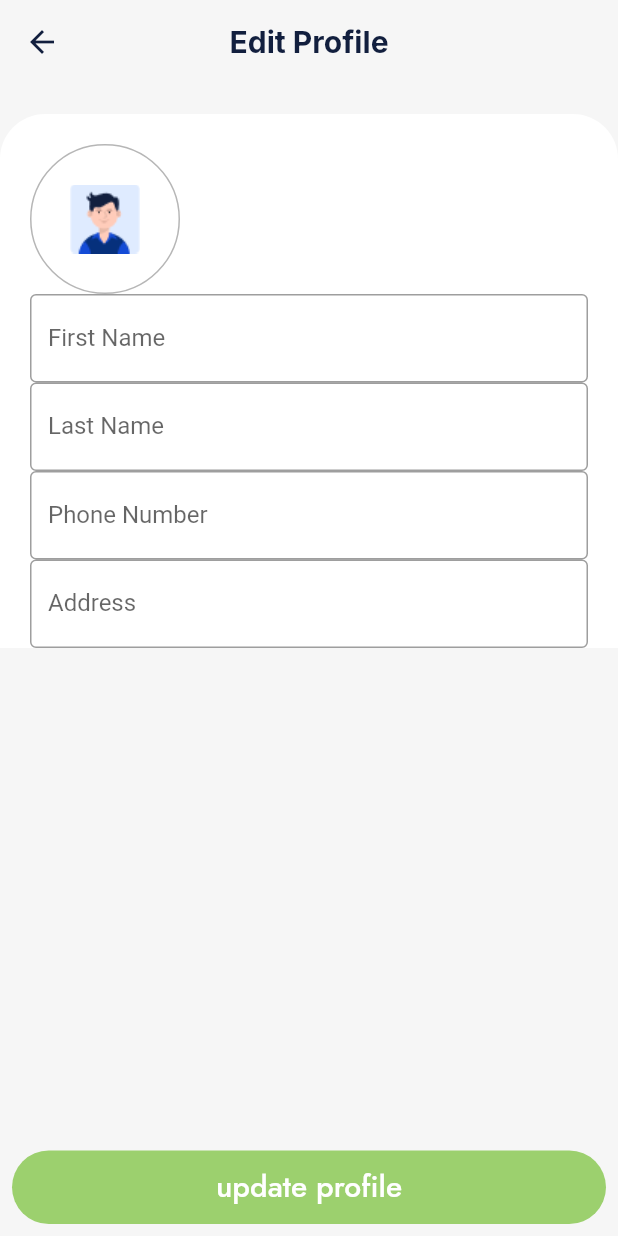
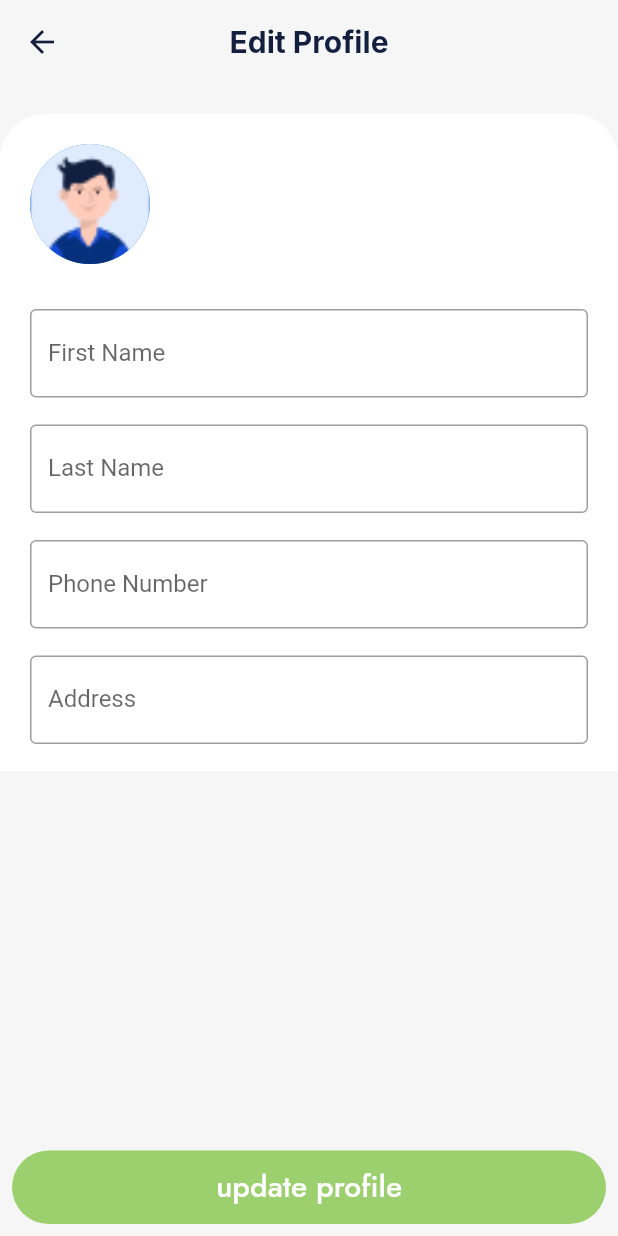
Before and after one commit to HaileyyHsieh/food-waste-project, a Flutter app: the FamilyEditProfile screen opened directly with empty values, on a phone screen of 412 x 824 dp. Run offline on Flutter 3.47's test engine with Material 2 defaults, Android fonts, the light colour scheme and no system bars; our stand-ins replace cloud_firestore, firebase_auth, firebase_core, firebase_storage, flutter_feather_icons, flutter_iconly and 6 more; accounts and stored records are empty; Roboto replaces fonts that are missing (Display); statements that could not run were skipped.

Commit message:
made changes to login/signup, family edit profile, and db

```diff
--- a/lib/firebase/db.dart
+++ b/lib/firebase/db.dart
@@ -51,7 +51,7 @@ Future<bool> addVote(Map<String, dynamic> data) async {
 
 Future<Map> getFood() async {
   Map<String, dynamic> data = {};
-  FirebaseFirestore.instance.collection(collectionName).doc('food').get().then((DocumentSnapshot documentSnapshot) {
+  await FirebaseFirestore.instance.collection(collectionName).doc('food').get().then((DocumentSnapshot documentSnapshot) {
     if (documentSnapshot.exists){
       data = documentSnapshot.data() as Map<String, dynamic>;
     }else{
--- a/lib/screen/family_screen/family_profile/family_edit_profile_details.dart
+++ b/lib/screen/family_screen/family_profile/family_edit_profile_details.dart
@@ -135,25 +135,40 @@ class _FamilyEditProfileState extends State<FamilyEditProfile> {
                     // ADD CODE HERE....
                     Row(
                         children: [
-                          Container(
-                            width: 100,
-                            height: 100,
-                            decoration: BoxDecoration(
-                              shape: BoxShape.circle,
-                              border: Border.all(color: kLightGrayColor),
-                              image: const DecorationImage(
-                                  image: AssetImage('images/profile2.png'),
-                              ),
+                          CircleAvatar(
+                            backgroundImage: AssetImage('images/profile2.png'),
+                            radius: 40,
+                          ),
+                          // Container(
+                          //   width: 100,
+                          //   height: 100,
+                          //   decoration: BoxDecoration(
+                          //     shape: BoxShape.circle,
+                          //     border: Border.all(color: kLightGrayColor),
+                          //     image: const DecorationImage(
+                          //         image: AssetImage('images/profile2.png'),
+                          //     ),
+                          //   ),
+                          // ),
+                          Padding(
+                            padding: const EdgeInsets.only(left: 15.0),
+                            child: Column(
+                              crossAxisAlignment: CrossAxisAlignment.start,
+                              children: [
+                                Text(
+                                  "${_firstNameController.text} ${_lastNameController.text}",
+                                  style: TextStyle(
+                                    fontWeight: FontWeight.w700,
+                                  ),
+                                ),
+                                const SizedBox(height: 4,),
+                                Text(widget.info!['email']),
+                              ],
                             ),
-                          ),
-                          Column(
-                            children: [
-                              Text("${_firstNameController.text} ${_lastNameController.text}"),
-                              Text(widget.info!['email']),
-                            ],
                           ),
                         ],
                     ),
+                    const SizedBox(height: 30,),
                     TextFormField (
                       controller: _firstNameController,
                       keyboardType: TextInputType.name,
@@ -164,6 +179,7 @@ class _FamilyEditProfileState extends State<FamilyEditProfile> {
                           hintText: 'Enter first name'
                       ),
                     ),
+                    const SizedBox(height: 18,),
                     TextFormField (
                       controller: _lastNameController,
                       keyboardType: TextInputType.name,
@@ -174,6 +190,7 @@ class _FamilyEditProfileState extends State<FamilyEditProfile> {
                           hintText: 'Enter last name'
                       ),
                     ),
+                    const SizedBox(height: 18,),
                     TextFormField (
                       controller: _phoneController,
                       keyboardType: TextInputType.phone,
@@ -184,6 +201,7 @@ class _FamilyEditProfileState extends State<FamilyEditProfile> {
                           hintText: 'Enter phone number'
                       ),
                     ),
+                    const SizedBox(height: 18,),
                     TextFormField (
                       controller: _addressController,
                       keyboardType: TextInputType.name,
@@ -194,6 +212,7 @@ class _FamilyEditProfileState extends State<FamilyEditProfile> {
                           hintText: 'Enter your address'
                       ),
                     ),
+                    const SizedBox(height: 18,),
                   ],
                 ),
               ],
@@ -210,7 +229,8 @@ class _FamilyEditProfileState extends State<FamilyEditProfile> {
           buttonDecoration: kButtonDecoration,
           buttonTextColor: kWhite,
           onPressed: () {
-            _updateProfile() ;
+            _updateProfile();
+            Navigator.pop(context);
           },
       ),
     );
--- a/lib/screen/welcome_screen/login.dart
+++ b/lib/screen/welcome_screen/login.dart
@@ -92,7 +92,7 @@ class _LogInState extends State<LogIn> {
                     textInputAction: TextInputAction.next,
                     controller: _passwordController,
                     keyboardType: TextInputType.visiblePassword,
-                    obscureText: true,
+                    obscureText: hidePassword,
                     decoration: InputDecoration(
                         border: const OutlineInputBorder(),
                         labelText: 'Password',
--- a/lib/screen/welcome_screen/signup.dart
+++ b/lib/screen/welcome_screen/signup.dart
@@ -140,7 +140,7 @@ class _SignUpState extends State<SignUp> {
                   textInputAction: TextInputAction.next,
                   controller: _passwordController,
                   keyboardType: TextInputType.visiblePassword,
-                  obscureText: true,
+                  obscureText: hidePassword,
                   decoration: InputDecoration(
                       border: const OutlineInputBorder(),
                       labelText: 'Password',
```
